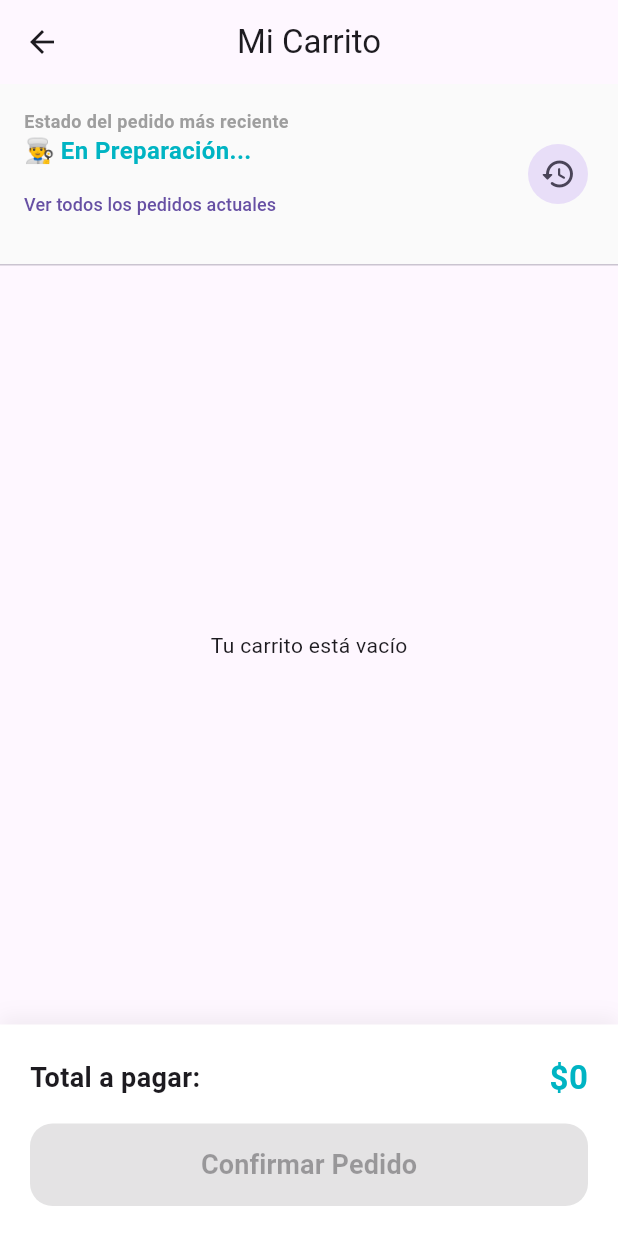
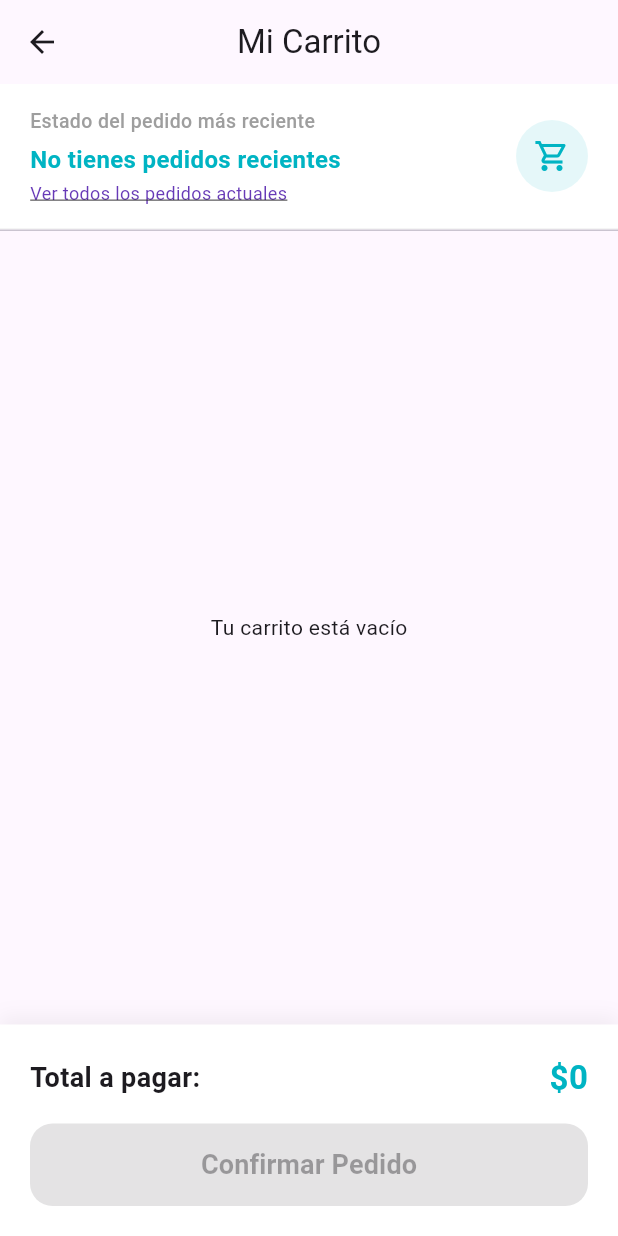
Before and after one commit to pbshopapp/PbShop, a Flutter app: the car_page screen opened directly, on a phone screen of 412 x 824 dp. Run offline on Flutter 3.47's test engine with Material 3 defaults, Android fonts, the phone set to English and light mode, and no system bars; our stand-ins replace image_picker, supabase_flutter; accounts and stored records are empty; network calls fail.

Commit message:
mis pedidos e historial funcionando bien

```diff
--- a/lib/pantallas/car_page.dart
+++ b/lib/pantallas/car_page.dart
@@ -2,6 +2,7 @@ import 'package:flutter/material.dart';
 import 'package:supabase_flutter/supabase_flutter.dart';
 import 'package:pbshop/servicios/CartService.dart';
 import 'package:pbshop/pantallas/mis_pedidos_page.dart';
+import 'package:pbshop/servicios/PedidoService.dart';
 
 class car_page extends StatefulWidget {
   const car_page({super.key});
@@ -13,7 +14,7 @@ class car_page extends StatefulWidget {
 class _car_pageState extends State<car_page> {
   bool _isConfirming = false;
   final _cartService = CartService();
-  final int _pedidosActivos = 3; // Esto podrías consultarlo con un count en Supabase
+
 
   // --- FUNCIÓN RESTAURADA: CONFIRMAR PEDIDO ---
   Future<void> _confirmarPedido() async {
@@ -99,37 +100,84 @@ class _car_pageState extends State<car_page> {
   // --- WIDGETS RESTAURADOS ---
 
   Widget _buildPanelSuperiorRestaurado() {
-    return Container(
-      padding: const EdgeInsets.all(16),
-      color: Colors.grey[50],
+    return StreamBuilder<Map<String, dynamic>?>(
+      stream: PedidoService().getUltimoPedidoStream(),
+      builder: (context, snapshot) {
+        final estado = snapshot.data?['estado']?.toString().toLowerCase() ?? 'ninguno';
+
+        // Lógica de colores y textos para el dashboard
+        Color colorEstado = const Color.fromRGBO(0, 180, 195, 1);
+        String mensaje = "No tienes pedidos recientes";
+        IconData icono = Icons.shopping_cart_outlined;
+
+        if (estado == 'preparacion') {
+          mensaje = "👨‍🍳 ¡Tu pedido está siendo preparado!";
+          colorEstado = Colors.blue;
+          icono = Icons.restaurant;
+        } else if (estado == 'listo') {
+          mensaje = "✅ ¡Tu pedido está listo para recoger!";
+          colorEstado = Colors.green;
+          icono = Icons.doorbell;
+        } else if (estado == 'cancelado') {
+          mensaje = "❌ Pedido cancelado";
+          colorEstado = Colors.red;
+          icono = Icons.error_outline;
+        }
+
+        return InkWell(
+          onTap: () {
+            Navigator.push(
+              context,
+              MaterialPageRoute(builder: (context) => const MisPedidosPage()),
+            );
+          },
+          child: Container(
+            padding: const EdgeInsets.symmetric(horizontal: 20, vertical: 15),
+            decoration: BoxDecoration(
+              color: Colors.white,
+              border: Border(bottom: BorderSide(color: Colors.grey.withOpacity(0.1))),
+            ),
             child: Row(
               children: [
                 Expanded(
-            flex: 3,
                   child: Column(
                     crossAxisAlignment: CrossAxisAlignment.start,
                     children: [
-                const Text("Estado del pedido más reciente",
-                  style: TextStyle(fontSize: 12, color: Colors.grey, fontWeight: FontWeight.bold)),
-                const Text("👨‍🍳 En Preparación...",
-                  style: TextStyle(fontSize: 16, fontWeight: FontWeight.bold, color: Color.fromRGBO(0, 180, 195, 1))),
-                if (_pedidosActivos > 2)
-                  TextButton(
-                    onPressed: () { Navigator.push(context, MaterialPageRoute(builder: (context) => const MisPedidosPage())); },
-                    style: TextButton.styleFrom(padding: EdgeInsets.zero, minimumSize: const Size(0, 30)),
-                    child: const Text("Ver todos los pedidos actuales", style: TextStyle(fontSize: 12)),
+                      const Text(
+                        "Estado del pedido más reciente",
+                        style: TextStyle(color: Colors.grey, fontSize: 13, fontWeight: FontWeight.w500),
+                      ),
+                      const SizedBox(height: 5),
+                      Text(
+                        mensaje,
+                        style: TextStyle(
+                          color: colorEstado,
+                          fontSize: 16,
+                          fontWeight: FontWeight.bold,
+                        ),
+                      ),
+                      const SizedBox(height: 2),
+                      const Text(
+                        "Ver todos los pedidos actuales",
+                        style: TextStyle(color: Colors.deepPurple, fontSize: 12, decoration: TextDecoration.underline),
                       ),
                     ],
                   ),
                 ),
-          // Botón Historial restaurado
-          IconButton.filledTonal(
-            onPressed: () { /* Navegar al historial */ },
-            icon: const Icon(Icons.history_rounded),
-            tooltip: "Ver Historial",
+                // Botón circular estilo historial
+                Container(
+                  padding: const EdgeInsets.all(12),
+                  decoration: BoxDecoration(
+                    color: colorEstado.withOpacity(0.1),
+                    shape: BoxShape.circle,
+                  ),
+                  child: Icon(icono, color: colorEstado, size: 24),
                 ),
               ],
             ),
+          ),
+        );
+      },
     );
   }
 
--- a/lib/pantallas/login_page.dart
+++ b/lib/pantallas/login_page.dart
@@ -3,8 +3,6 @@ import 'package:flutter/services.dart';
 import 'package:pbshop/main.dart';
 import 'package:pbshop/pantallas/admin_neg_page.dart';
 import 'package:supabase_flutter/supabase_flutter.dart';
-import 'package:pbshop/pantallas/inicio_content.dart';
-import 'package:pbshop/servicios/ObtenerDatosUser.dart';
 
 class login_page extends StatefulWidget {
   const login_page({super.key});
--- a/lib/pantallas/product_page.dart
+++ b/lib/pantallas/product_page.dart
@@ -2,7 +2,6 @@ import 'package:flutter/material.dart';
 import 'package:pbshop/widgets/mostrarestrellas.dart';
 import 'package:supabase_flutter/supabase_flutter.dart';
 import 'package:pbshop/servicios/CartService.dart' as CartServiceLib;
-import 'package:pbshop/pantallas/car_page.dart';
 import 'package:pbshop/widgets/CuadroDeImagenes.dart';
 
 class product_page extends StatefulWidget {
--- a/lib/widgets/PanelPerfil.dart
+++ b/lib/widgets/PanelPerfil.dart
@@ -182,8 +182,7 @@ class _PerfilWidgetState extends State<PerfilWidget> {
 
   @override
   Widget build(BuildContext context) {
-    final nombreAMostrar = _nombreLocal.isEmpty ? widget.nombre : _nombreLocal;
-    final telefonoAMostrar = _telefonoLocal.isEmpty ? widget.telefono : _telefonoLocal;
+
     return Card(
       elevation: 4,
       shape: RoundedRectangleBorder(borderRadius: BorderRadius.circular(15)),
```
Also changed, not shown: lib/pantallas/detalles_pedido_dinamico.dart (+31 -6 lines), lib/pantallas/mis_pedidos_page.dart (+51 -26 lines), lib/pantallas/pedidos_neg_page.dart (+73 -44 lines), lib/servicios/PedidoService.dart (+12 -0 lines). Lines whose indentation alone changed are shown as unchanged.
